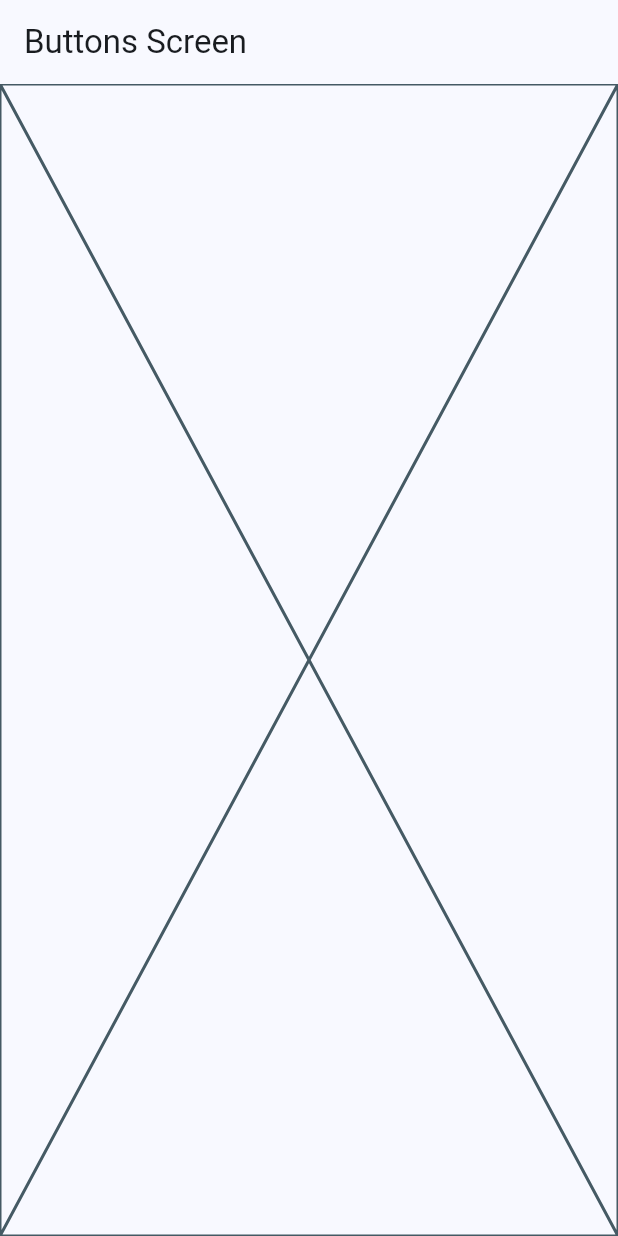
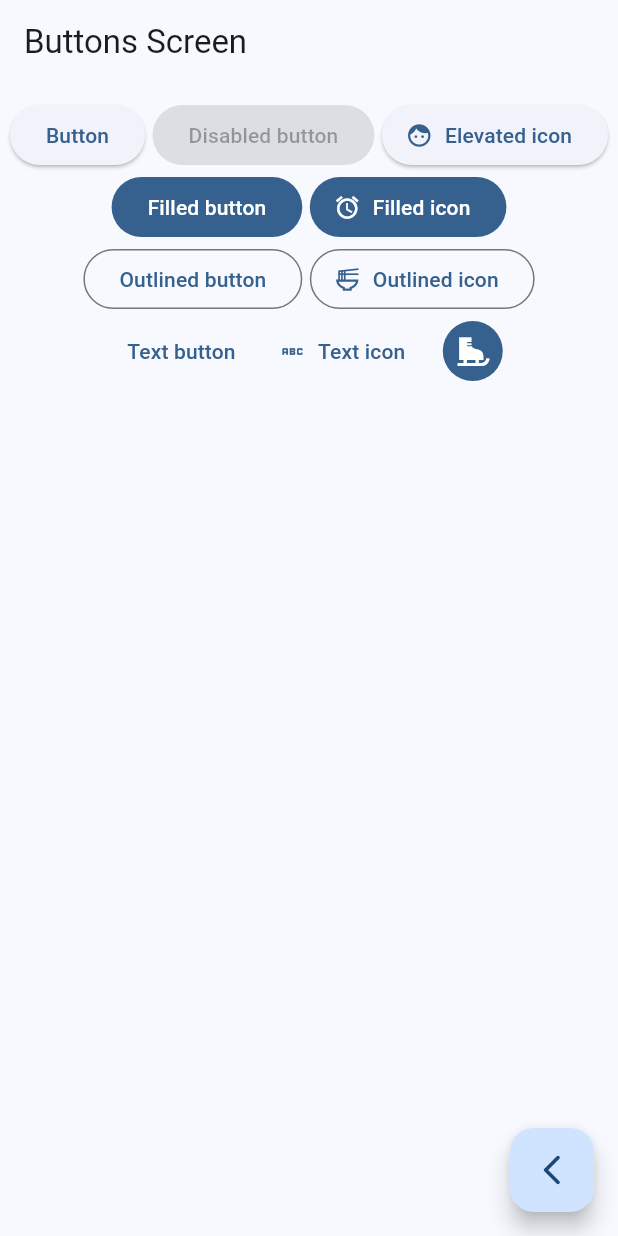
Before and after one commit to ProgramadorIV/Simple-flutter-app, a Flutter app: the ButtonsScreen screen opened by its route, on a phone screen of 412 x 824 dp. Run offline on Flutter 3.47's test engine with Material 2 defaults, Android fonts, the phone set to English and light mode, and no system bars; our stand-ins replace go_router.

Commit message:
Messing around with buttons

```diff
--- a/lib/presentation/screens/buttons/button_screen.dart
+++ b/lib/presentation/screens/buttons/button_screen.dart
@@ -1,4 +1,5 @@
 import 'package:flutter/material.dart';
+import 'package:go_router/go_router.dart';
 
 class ButtonsScreen extends StatelessWidget {
   const ButtonsScreen({super.key});
@@ -11,7 +12,70 @@ class ButtonsScreen extends StatelessWidget {
       appBar: AppBar(
         title: const Text('Buttons Screen'),
       ),
-      body: const Placeholder(),
+      body: const _ButtonsView(),
+      floatingActionButton: FloatingActionButton(
+        child: const Icon(Icons.arrow_back_ios_new_rounded),
+        onPressed: () {
+          context.pop();
+        },
+      ),
     );
   }
 }
+
+class _ButtonsView extends StatelessWidget {
+  const _ButtonsView();
+
+  @override
+  Widget build(BuildContext context) {
+    final colors = Theme.of(context).colorScheme;
+
+    return SizedBox(
+      width: double.infinity,
+      child: Padding(
+        padding: const EdgeInsets.symmetric(horizontal: 5, vertical: 10),
+        child: Wrap(
+          spacing: 5,
+          alignment: WrapAlignment.center,
+          children: [
+            ElevatedButton(onPressed: () {}, child: const Text('Button')),
+            const ElevatedButton(
+                onPressed: null, child: Text('Disabled button')),
+            ElevatedButton.icon(
+              onPressed: () {},
+              icon: const Icon(Icons.face),
+              label: const Text('Elevated icon'),
+            ),
+            FilledButton(onPressed: () {}, child: const Text('Filled button')),
+            FilledButton.icon(
+              onPressed: () {},
+              icon: const Icon(Icons.access_alarm),
+              label: const Text('Filled icon'),
+            ),
+            OutlinedButton(
+                onPressed: () {}, child: const Text('Outlined button')),
+            OutlinedButton.icon(
+              onPressed: () {},
+              icon: const Icon(Icons.ramen_dining_outlined),
+              label: const Text('Outlined icon'),
+            ),
+            TextButton(onPressed: () {}, child: const Text('Text button')),
+            TextButton.icon(
+                onPressed: () {},
+                icon: const Icon(Icons.abc_outlined),
+                label: const Text('Text icon')),
+            IconButton(
+              onPressed: () {},
+              icon: const Icon(Icons.ice_skating),
+              style: ButtonStyle(
+                backgroundColor: MaterialStatePropertyAll(colors.primary),
+                iconColor: const MaterialStatePropertyAll(Colors.white),
+                //All is used for all the states of the button -> ex. splash
+              ),
+            ),
+          ],
+        ),
+      ),
+    );
+  }
+}
```
